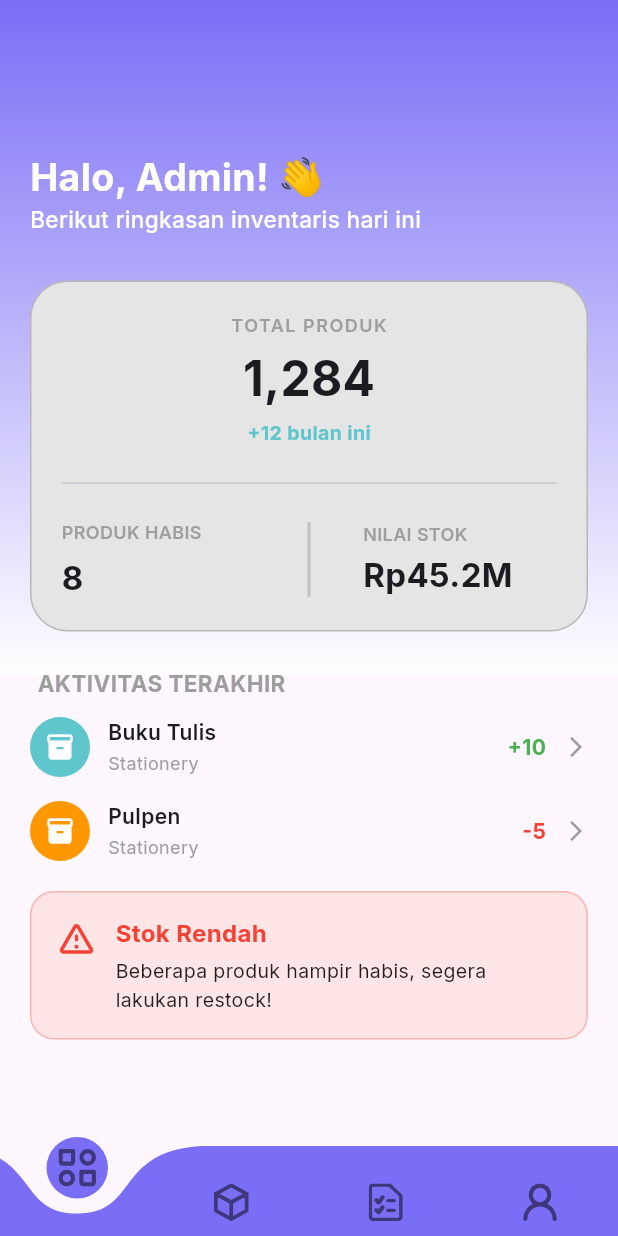
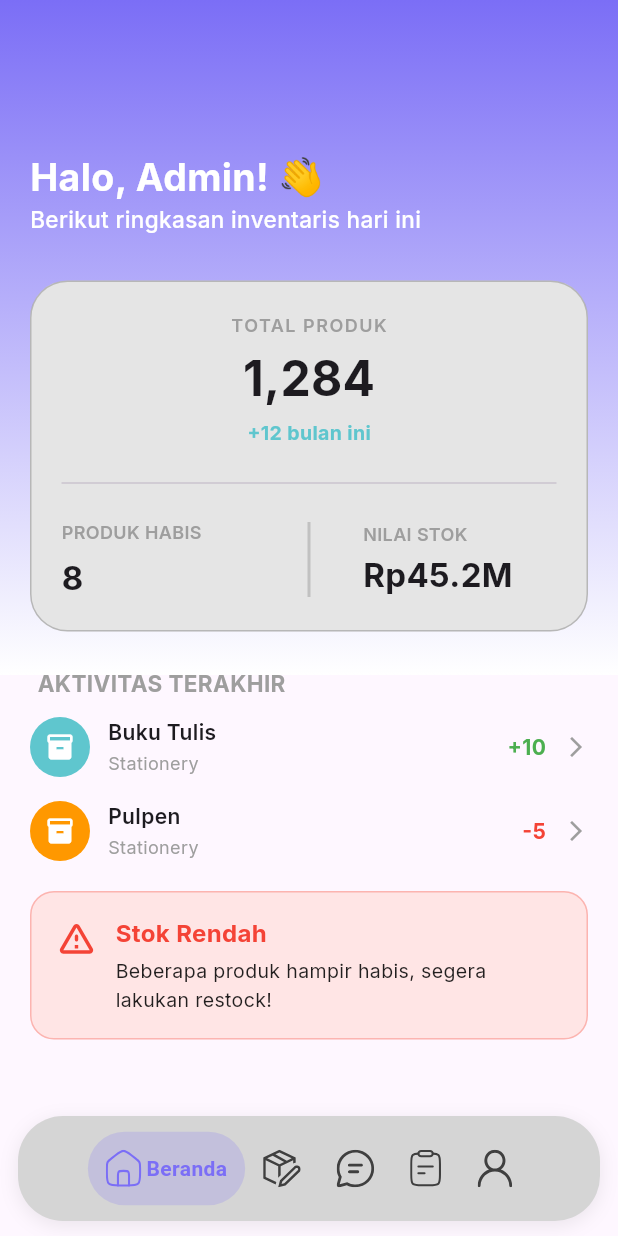
Before and after one commit to radithyarefian/serbaneka, a Flutter app: the AdminNavbar screen opened directly, on a phone screen of 412 x 824 dp. Run offline on Flutter 3.47's test engine with Material 3 defaults, Android fonts, the phone set to English and light mode, and no system bars; drawn by our look-alikes of curved_navigation_bar, google_nav_bar; our stand-ins replace fl_chart, flutter_svg, image_picker, shared_preferences, sqflite; accounts and stored records are empty; network calls fail.

Commit message:
update "update navbar admin"

```diff
--- a/lib/main.dart
+++ b/lib/main.dart
@@ -44,7 +44,7 @@ class _MyHomePageState extends State<MyHomePage> {
         '/pelanggan': (context) => PelangganLogin(),
       },
       debugShowCheckedModeBanner: false,
-      home: const SplashScreen(),
+      home: const AdminNavbar(),
     );
   }
 }
--- a/lib/view/halaman_admin/admin_navbar.dart
+++ b/lib/view/halaman_admin/admin_navbar.dart
@@ -1,10 +1,11 @@
-import 'package:curved_navigation_bar/curved_navigation_bar.dart';
 import 'package:flutter/material.dart';
-import 'package:flutter_svg/flutter_svg.dart';
+import 'package:google_nav_bar/google_nav_bar.dart';
 import 'package:serbaneka/view/halaman_admin/admin_beranda.dart';
 import 'package:serbaneka/view/halaman_admin/admin_laporan.dart';
+import 'package:serbaneka/view/halaman_admin/admin_pesan.dart';
 import 'package:serbaneka/view/halaman_admin/admin_produk.dart';
 import 'package:serbaneka/view/halaman_admin/admin_profile.dart';
+import 'package:flutter_svg/flutter_svg.dart';
 
 class AdminNavbar extends StatefulWidget {
   const AdminNavbar({super.key});
@@ -15,6 +16,10 @@ class AdminNavbar extends StatefulWidget {
 
 class _AdminNavbarState extends State<AdminNavbar> {
   int _currentIndex = 0;
+
+  Color activeColor = const Color(0xFF7B6EF6);
+  Color inactiveColor = Colors.black.withOpacity(0.7);
+
   void ontapItem(int index) {
     _currentIndex = index;
     setState(() {});
@@ -23,34 +28,131 @@ class _AdminNavbarState extends State<AdminNavbar> {
   static List<Widget> listWidget = [
     AdminBeranda(),
     AdminProduk(),
+    AdminPesan(),
     AdminLaporan(),
     AdminProfile(),
-  ];
-
-  final items = <Widget>[
-    SvgPicture.asset("assets/navbar/beranda.svg", width: 25, height: 25),
-    SvgPicture.asset("assets/navbar/produk.svg", width: 25, height: 25),
-    SvgPicture.asset("assets/navbar/laporan.svg", width: 25, height: 25),
-    SvgPicture.asset("assets/navbar/profil.svg", width: 25, height: 25),
   ];
 
   @override
   Widget build(BuildContext context) {
     return Scaffold(
-      body: listWidget.elementAt(_currentIndex),
-      bottomNavigationBar: Theme(
-        data: Theme.of(
-          context,
-        ).copyWith(iconTheme: const IconThemeData(color: Colors.white)),
-        child: CurvedNavigationBar(
-          color: Color(0xFF7B6EF6),
-          backgroundColor: Colors.transparent,
-          height: 60,
-          animationCurve: Curves.easeInOut,
-          animationDuration: Duration(milliseconds: 250),
-          items: items,
-          onTap: ontapItem,
-        ),
+      extendBody: true,
+      backgroundColor: Colors.transparent,
+
+      body: Stack(
+        children: [
+          /// HALAMAN
+          listWidget.elementAt(_currentIndex),
+
+          /// NAVBAR FLOATING
+          Positioned(
+            left: 12,
+            right: 12,
+            bottom: 10 + MediaQuery.of(context).padding.bottom,
+            child: Container(
+              height: 70,
+              decoration: BoxDecoration(
+                color: const Color(0xFFD5D5D5),
+                borderRadius: BorderRadius.circular(30),
+                boxShadow: [
+                  BoxShadow(
+                    color: Colors.black.withOpacity(0.08),
+                    blurRadius: 10,
+                    offset: Offset(0, 3),
+                  ),
+                ],
+              ),
+              child: Padding(
+                padding: const EdgeInsets.symmetric(vertical: 8, horizontal: 8),
+                child: FittedBox(
+                  fit: BoxFit.scaleDown,
+                  child: GNav(
+                    duration: const Duration(milliseconds: 300),
+                    padding: const EdgeInsets.symmetric(
+                      horizontal: 12,
+                      vertical: 12,
+                    ),
+                    gap: 3,
+                    backgroundColor: const Color(0xFFD5D5D5),
+
+                    color: inactiveColor,
+                    activeColor: activeColor,
+
+                    tabBackgroundColor: const Color(
+                      0xFF7B6EF6,
+                    ).withOpacity(0.20),
+
+                    selectedIndex: _currentIndex,
+                    onTabChange: ontapItem,
+
+                    tabs: [
+                      GButton(
+                        icon: Icons.circle,
+                        leading: SvgPicture.asset(
+                          "assets/navbar_admin/beranda.svg",
+                          width: 24,
+                          height: 25,
+                          color: _currentIndex == 0
+                              ? activeColor
+                              : inactiveColor,
+                        ),
+                        text: "Beranda",
+                      ),
+                      GButton(
+                        icon: Icons.circle,
+                        leading: SvgPicture.asset(
+                          "assets/navbar_admin/produk.svg",
+                          width: 25,
+                          height: 25,
+                          color: _currentIndex == 1
+                              ? activeColor
+                              : inactiveColor,
+                        ),
+                        text: "Produk",
+                      ),
+                      GButton(
+                        icon: Icons.circle,
+                        leading: SvgPicture.asset(
+                          "assets/navbar_admin/pesan.svg",
+                          width: 25,
+                          height: 25,
+                          color: _currentIndex == 2
+                              ? activeColor
+                              : inactiveColor,
+                        ),
+                        text: "Pesan",
+                      ),
+                      GButton(
+                        icon: Icons.circle,
+                        leading: SvgPicture.asset(
+                          "assets/navbar_admin/laporan.svg",
+                          width: 21,
+                          height: 25,
+                          color: _currentIndex == 3
+                              ? activeColor
+                              : inactiveColor,
+                        ),
+                        text: "Laporan",
+                      ),
+                      GButton(
+                        icon: Icons.circle,
+                        leading: SvgPicture.asset(
+                          "assets/navbar_admin/profil.svg",
+                          width: 23,
+                          height: 25,
+                          color: _currentIndex == 4
+                              ? activeColor
+                              : inactiveColor,
+                        ),
+                        text: "Profil",
+                      ),
+                    ],
+                  ),
+                ),
+              ),
+            ),
+          ),
+        ],
       ),
     );
   }
--- /dev/null
+++ b/lib/view/halaman_admin/admin_pesan.dart
@@ -0,0 +1,17 @@
+import 'package:flutter/material.dart';
+
+class AdminPesan extends StatefulWidget {
+  const AdminPesan({super.key});
+
+  @override
+  State<AdminPesan> createState() => _AdminPesanState();
+}
+
+class _AdminPesanState extends State<AdminPesan> {
+  @override
+  Widget build(BuildContext context) {
+    return Scaffold(
+
+    );
+  }
+}
--- a/lib/view/login/admin_daftar.dart
+++ b/lib/view/login/admin_daftar.dart
@@ -1,7 +1,6 @@
 import 'package:flutter/material.dart';
 import 'package:serbaneka/database/sqflite.dart';
 import 'package:serbaneka/model/admin_model.dart';
-import 'package:serbaneka/view/halaman_admin/admin_beranda.dart';
 import 'package:serbaneka/view/halaman_admin/admin_navbar.dart';
 import 'package:serbaneka/view/login/admin_login.dart';
 
--- a/pubspec.yaml
+++ b/pubspec.yaml
@@ -35,7 +35,7 @@ dependencies:
   shared_preferences: ^2.5.4
   sqflite: ^2.4.2
   fl_chart: ^0.66.0
-  curved_navigation_bar: ^1.0.6
+  google_nav_bar: ^5.0.7
   image_picker: ^1.0.7
   flutter_svg: ^2.0.9
   flutter_launcher_icons: ^0.14.4
@@ -67,7 +67,7 @@ flutter:
   assets:
     - assets/images/
     - assets/icons/
-    - assets/navbar/
+    - assets/navbar_admin/
     # An image asset can refer to one or more resolution-specific "variants", see
     # https://flutter.dev/to/resolution-aware-images
     # For details regarding adding assets from package dependencies, see
```
Also changed, not shown: assets/navbar/beranda.svg (deleted), assets/navbar/laporan.svg (deleted), assets/navbar/produk.svg (deleted), assets/navbar/profil.svg (deleted), assets/navbar_admin/beranda.svg (added), assets/navbar_admin/laporan.svg (added), assets/navbar_admin/pesan.svg (added), assets/navbar_admin/produk.svg (added), assets/navbar_admin/profil.svg (added), pubspec.lock.
